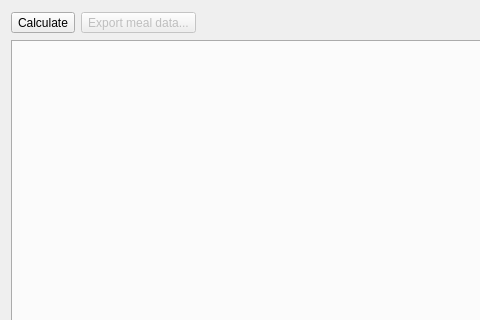
Before: the Qt Designer form tse_analytics/modules/phenomaster/submodules/drinkfeed/views/drinkfeed_dialog.ui in TSE-Systems/tse-analytics, drawn with Qt 5; both pictures show x 0 to 480 and y 0 to 320 of the 1020 by 854 pixel window.
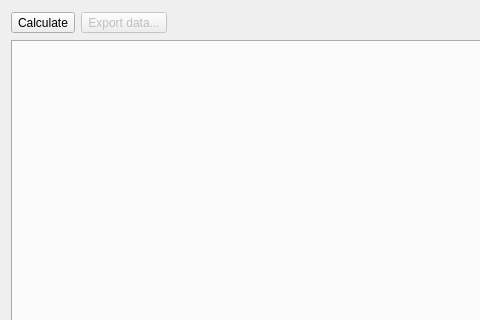
After: the same form once the commit is applied. Icons and pictures are not drawn.

What changed in the file:
```diff
--- a/tse_analytics/modules/phenomaster/submodules/drinkfeed/views/drinkfeed_dialog.ui
+++ b/tse_analytics/modules/phenomaster/submodules/drinkfeed/views/drinkfeed_dialog.ui
@@ -36,7 +36,7 @@
         <bool>false</bool>
        </property>
        <property name="text">
-        <string>Export meal data...</string>
+        <string>Export data...</string>
        </property>
        <property name="icon">
         <iconset resource="../../../../../../resources/resources.qrc">
```
